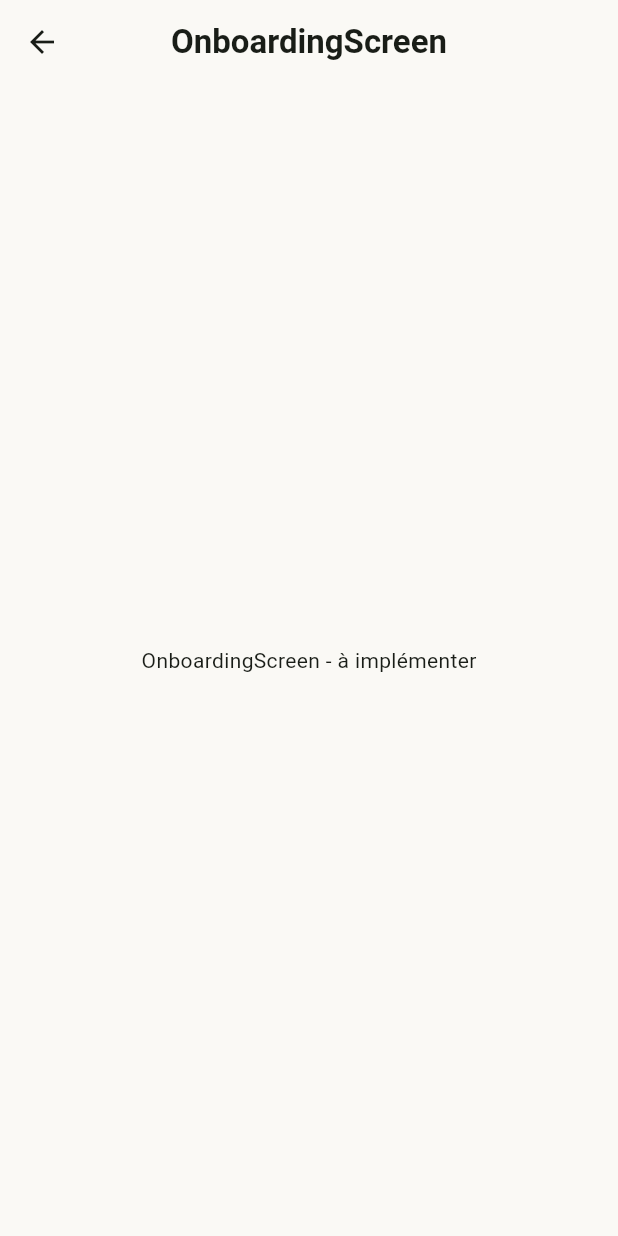
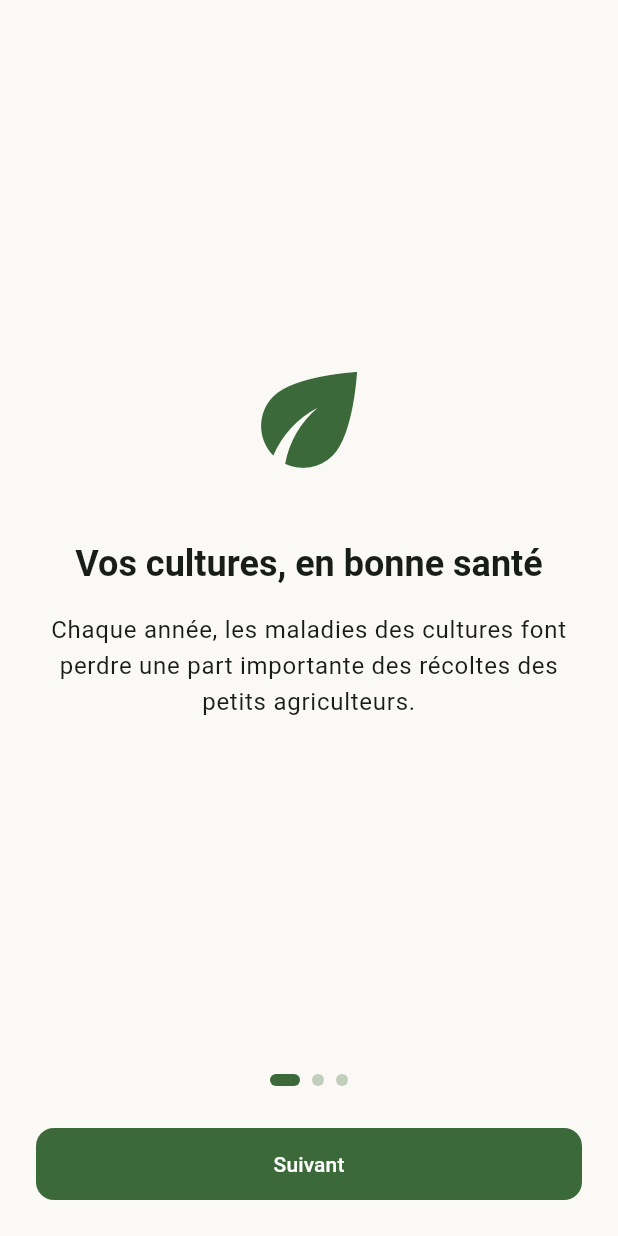
Before and after one commit to devsambou/KultivIA, a Flutter app: the OnboardingScreen screen opened by its route, on a phone screen of 412 x 824 dp. Run offline on Flutter 3.47's test engine with Material 3 defaults, Android fonts, the light colour scheme and no system bars; our stand-ins replace audioplayers, cloud_firestore, cloud_functions, firebase_auth, firebase_core, firebase_messaging and 6 more; missing offline and left inert: record; accounts and stored records are empty.

Commit message:
feat: implement GateScreen and OnboardingScreen

```diff
--- a/lib/screens/onboarding/onboarding_screen.dart
+++ b/lib/screens/onboarding/onboarding_screen.dart
@@ -1,5 +1,5 @@
-// Écran d'onboarding (slides de présentation). Issue GitHub : #TODO
 import 'package:flutter/material.dart';
+import '../../core/theme/theme.dart';
 
 class OnboardingScreen extends StatefulWidget {
   const OnboardingScreen({super.key});
@@ -9,11 +9,110 @@ class OnboardingScreen extends StatefulWidget {
 }
 
 class _OnboardingScreenState extends State<OnboardingScreen> {
+  final _controller = PageController();
+  int _page = 0;
+
+  final _slides = const [
+    _Slide(
+      icon: Icons.eco,
+      title: 'Vos cultures, en bonne santé',
+      text:
+      'Chaque année, les maladies des cultures font perdre une part importante des récoltes des petits agriculteurs.',
+    ),
+    _Slide(
+      icon: Icons.camera_alt,
+      title: 'Un diagnostic en une photo',
+      text:
+      'Prenez une photo, décrivez le symptôme ou parlez à l\'avatar : KultivIA identifie la maladie et propose un traitement.',
+    ),
+    _Slide(
+      icon: Icons.notifications_active,
+      title: 'Toujours prévenu',
+      text:
+      'Recevez une alerte quand la météo favorise les maladies ou qu\'une épidémie est signalée près de chez vous.',
+    ),
+  ];
+
   @override
   Widget build(BuildContext context) {
     return Scaffold(
-      appBar: AppBar(title: const Text('OnboardingScreen')),
-      body: const Center(child: Text('OnboardingScreen - à implémenter')),
+      body: SafeArea(
+        child: Column(
+          children: [
+            Expanded(
+              child: PageView.builder(
+                controller: _controller,
+                itemCount: _slides.length,
+                onPageChanged: (i) => setState(() => _page = i),
+                itemBuilder: (context, i) => _slides[i],
+              ),
+            ),
+            Row(
+              mainAxisAlignment: MainAxisAlignment.center,
+              children: List.generate(
+                _slides.length,
+                    (i) => AnimatedContainer(
+                  duration: const Duration(milliseconds: 200),
+                  margin: const EdgeInsets.all(KSpace.xs),
+                  width: i == _page ? 20 : 8,
+                  height: 8,
+                  decoration: BoxDecoration(
+                    color: i == _page
+                        ? Theme.of(context).colorScheme.primary
+                        : Theme.of(context).colorScheme.primary.withAlpha(77),
+                    borderRadius: KRadius.xs,
+                  ),
+                ),
+              ),
+            ),
+            Padding(
+              padding: const EdgeInsets.all(KSpace.xl),
+              child: SizedBox(
+                width: double.infinity,
+                child: FilledButton(
+                  onPressed: () {
+                    if (_page < _slides.length - 1) {
+                      _controller.nextPage(
+                        duration: const Duration(milliseconds: 300),
+                        curve: Curves.easeOut,
+                      );
+                    } else {
+                      Navigator.of(context).pushReplacementNamed('/auth');
+                    }
+                  },
+                  child: Text(_page < _slides.length - 1 ? 'Suivant' : 'Commencer'),
+                ),
+              ),
+            ),
+          ],
+        ),
+      ),
     );
   }
 }
+
+class _Slide extends StatelessWidget {
+  const _Slide({required this.icon, required this.title, required this.text});
+  final IconData icon;
+  final String title;
+  final String text;
+
+  @override
+  Widget build(BuildContext context) {
+    return Padding(
+      padding: const EdgeInsets.all(KSpace.xxl),
+      child: Column(
+        mainAxisAlignment: MainAxisAlignment.center,
+        children: [
+          Icon(icon, size: 96, color: Theme.of(context).colorScheme.primary),
+          const SizedBox(height: 32),
+          Text(title,
+              textAlign: TextAlign.center,
+              style: Theme.of(context).textTheme.headlineSmall?.copyWith(fontWeight: FontWeight.bold)),
+          const SizedBox(height: 16),
+          Text(text, textAlign: TextAlign.center, style: Theme.of(context).textTheme.bodyLarge),
+        ],
+      ),
+    );
+  }
+}
```
Also changed, not shown: lib/screens/gate/gate_screen.dart (+55 -4 lines).
